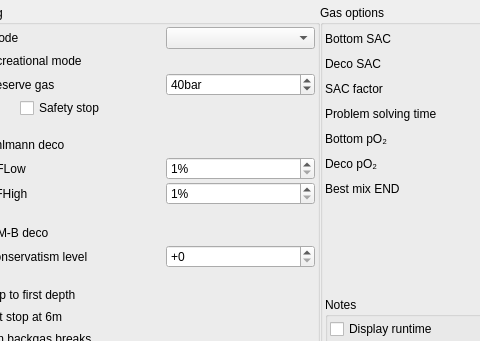
The window that desktop-widgets/plannerSettings.ui (subsurface/subsurface) describes before a commit, drawn with Qt 5; both pictures show x 413 to 893 and y 0 to 341 of the 1102 by 442 pixel window.
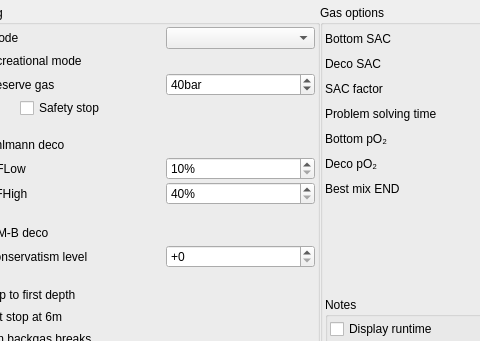
The same window after the commit.

```diff
--- a/desktop-widgets/plannerSettings.ui
+++ b/desktop-widgets/plannerSettings.ui
@@ -323,7 +323,7 @@
              <string>%</string>
             </property>
             <property name="minimum">
-             <number>1</number>
+             <number>10</number>
             </property>
             <property name="maximum">
              <number>150</number>
@@ -406,7 +406,7 @@
              <string>%</string>
             </property>
             <property name="minimum">
-             <number>1</number>
+             <number>40</number>
             </property>
             <property name="maximum">
              <number>150</number>
```
